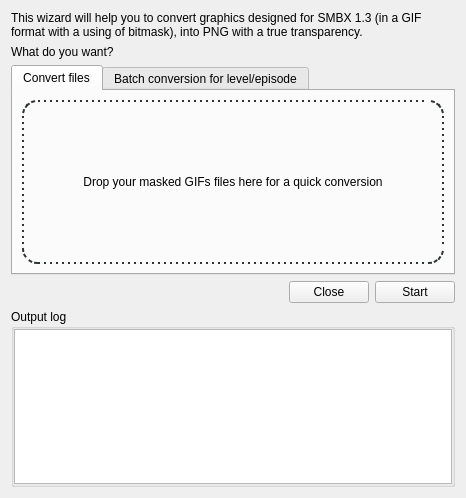
This is Maintainer/Graphics/gifs2png.ui in WohlSoft/Moondust-Project as Qt 5 draws it before an edit. The edited form follows.
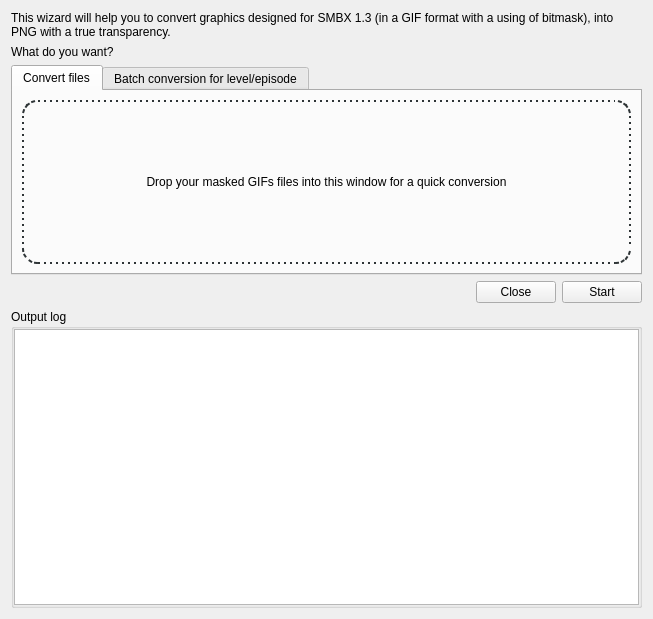
This is the edited form.

Commit message: Maintainer: Working GIFs2PNG gui

What changed in the file:
```diff
--- a/Maintainer/Graphics/gifs2png.ui
+++ b/Maintainer/Graphics/gifs2png.ui
@@ -6,14 +6,14 @@
    <rect>
     <x>0</x>
     <y>0</y>
-    <width>466</width>
-    <height>498</height>
+    <width>653</width>
+    <height>619</height>
    </rect>
   </property>
   <property name="windowTitle">
    <string>Convert masked GIFs into PNG</string>
   </property>
-  <layout class="QGridLayout" name="gridLayout_2" rowstretch="0,0,0,0,0">
+  <layout class="QGridLayout" name="gridLayout_2" rowstretch="0,0,0,0,10000">
    <item row="2" column="0" colspan="4">
     <widget class="QTabWidget" name="whatToConvert">
      <property name="currentIndex">
@@ -37,7 +37,7 @@
 border-radius: 15px;</string>
          </property>
          <property name="text">
-          <string>Drop your masked GIFs files here for a quick conversion</string>
+          <string>Drop your masked GIFs files into this window for a quick conversion</string>
          </property>
          <property name="alignment">
           <set>Qt::AlignCenter</set>
@@ -181,7 +181,14 @@
        <number>0</number>
       </property>
       <item row="0" column="0">
-       <widget class="QTextBrowser" name="textBrowser"/>
+       <widget class="QTextBrowser" name="outputLog">
+        <property name="font">
+         <font>
+          <family>Monospace</family>
+          <pointsize>8</pointsize>
+         </font>
+        </property>
+       </widget>
       </item>
      </layout>
     </widget>
```
Left out of the diff: 5 changed lines with no effect on the pictures. The commit also changes 3 other files.
